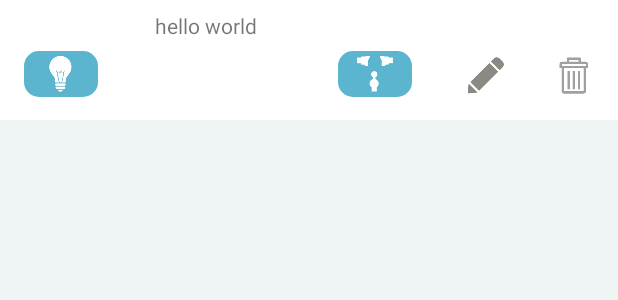
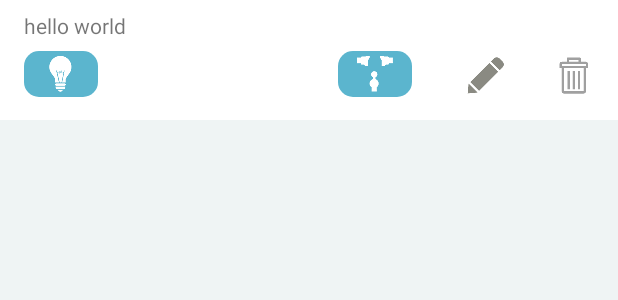
Before and after one commit to rgbetanco/SmartPlug, an Android app: the layout s2_schedule_adapter.xml on its own in the app's theme, with its tools: preview values and no code run, on a phone screen of 412 x 824 dp. Shown: the top 300 px of the screen. Run offline under Robolectric (Android 15) with nearby library versions, the phone set to English and light mode, and no system bars.

Commit message:
- adjust some ui setting

```diff
--- a/app/src/main/java/com/jiee/smartplug/utils/Miscellaneous.java
+++ b/app/src/main/java/com/jiee/smartplug/utils/Miscellaneous.java
@@ -63,7 +63,7 @@ public class Miscellaneous {
 
         for( int dowCurr=0; dowCurr<7; dowCurr++ ) {
             if( (dowFlags & (1<<dowCurr)) != 0 ) {
-                dow += DOWs[dowCurr];
+                dow += " "+DOWs[dowCurr];
             }
         }
 
--- a/app/src/main/res/layout/activity_m2a_item_settings.xml
+++ b/app/src/main/res/layout/activity_m2a_item_settings.xml
@@ -27,6 +27,7 @@
                 android:id="@+id/toolbar_title"
                 android:layout_width="match_parent"
                 android:layout_height="wrap_content"
+                android:textAllCaps="true"
                 android:text="@string/title_deskLamp"
                 android:clickable="false"
                 android:background="@drawable/round_corners_sub_toolbar_green"/>
@@ -95,6 +96,7 @@
                     android:id="@+id/txt_jsname"
                     android:layout_width="wrap_content"
                     android:layout_height="wrap_content"
+                    android:textAllCaps="true"
                     android:hint="@string/title_deskLamp"
                     android:background="@null"
                     />
--- a/app/src/main/res/layout/s2_schedule_adapter.xml
+++ b/app/src/main/res/layout/s2_schedule_adapter.xml
@@ -1,82 +1,94 @@
 <?xml version="1.0" encoding="utf-8"?>
 <LinearLayout xmlns:android="http://schemas.android.com/apk/res/android"
-    android:orientation="horizontal"
+    android:layout_width="match_parent"
+    android:layout_height="wrap_content"
     android:background="@color/white"
-    android:layout_width="match_parent"
-    android:layout_height="wrap_content">
+    android:orientation="vertical">
+
+    <TextView
+        android:id="@+id/txt_timer"
+        android:layout_width="match_parent"
+        android:layout_height="wrap_content"
+        android:layout_marginBottom="7dp"
+        android:layout_marginTop="7dp"
+        android:gravity="left"
+        android:paddingLeft="16dp"
+        android:text="hello world" />
 
     <LinearLayout
-        android:orientation="vertical"
         android:layout_width="match_parent"
-        android:layout_height="wrap_content"
-        android:layout_weight="1"
-        android:background="@null"
-        android:layout_marginBottom="15dp"
-        >
-        <TextView
+        android:layout_height="wrap_content">
+
+        <LinearLayout
             android:layout_width="match_parent"
             android:layout_height="wrap_content"
-            android:layout_marginTop="7dp"
-            android:layout_marginBottom="7dp"
-            android:textAlignment="center"
-            android:id="@+id/txt_timer"
-            android:text="hello world"
-            />
+            android:layout_marginBottom="15dp"
+            android:layout_weight="1"
+            android:background="@null"
+            android:orientation="vertical">
+
+
+            <LinearLayout
+                android:layout_width="match_parent"
+                android:layout_height="match_parent">
+
+                <ImageButton
+                    android:id="@+id/btn_icon"
+                    android:layout_width="wrap_content"
+                    android:layout_height="match_parent"
+                    android:layout_marginLeft="16dp"
+                    android:layout_weight="1"
+                    android:background="@drawable/round_corners_btn_m1_outlet"
+                    android:clickable="false"
+                    android:padding="3dp"
+                    android:src="@drawable/svc_1_small" />
+
+                <TextView
+                    android:id="@+id/txt_service"
+                    android:layout_width="wrap_content"
+                    android:layout_height="match_parent"
+                    android:layout_weight="8"
+                    android:padding="5dp" />
+
+                <ImageButton
+                    android:id="@+id/btn_service"
+                    android:layout_width="wrap_content"
+                    android:layout_height="wrap_content"
+                    android:layout_weight="1"
+                    android:background="@drawable/round_corners_btn_m1_outlet"
+                    android:clickable="false"
+                    android:padding="3dp"
+                    android:src="@drawable/svc_0_small" />
+            </LinearLayout>
+        </LinearLayout>
+
         <LinearLayout
             android:layout_width="match_parent"
-            android:layout_height="match_parent">
+            android:layout_height="wrap_content"
+            android:layout_gravity="bottom"
+            android:layout_marginBottom="13dp"
+            android:layout_marginLeft="20dp"
+            android:layout_weight="2"
+            android:background="@null"
+            android:orientation="horizontal">
+
             <ImageButton
-                android:layout_marginLeft="16dp"
+                android:id="@+id/btn_edit_timer"
+                android:layout_width="match_parent"
+                android:layout_height="wrap_content"
                 android:layout_weight="1"
-                android:clickable="false"
-                android:id="@+id/btn_icon"
-                android:padding="3dp"
-                android:src="@drawable/svc_1_small"
-                android:background="@drawable/round_corners_btn_m1_outlet"
-                android:layout_width="wrap_content"
-                android:layout_height="match_parent" />
-            <TextView
-                android:layout_weight="8"
-                android:padding="5dp"
-                android:id="@+id/txt_service"
-                android:layout_width="wrap_content"
-                android:layout_height="match_parent" />
+                android:background="@null"
+                android:src="@drawable/ic_edit"
+                android:text="1" />
+
             <ImageButton
+                android:id="@+id/btn_delete_timer"
+                android:layout_width="match_parent"
+                android:layout_height="wrap_content"
+                android:layout_alignRight="@+id/btn_edit_timer"
                 android:layout_weight="1"
-                android:clickable="false"
-                android:padding="3dp"
-                android:id="@+id/btn_service"
-                android:src="@drawable/svc_0_small"
-                android:background="@drawable/round_corners_btn_m1_outlet"
-                android:layout_width="wrap_content"
-                android:layout_height="wrap_content" />
+                android:background="@null"
+                android:src="@drawable/ic_delete" />
         </LinearLayout>
     </LinearLayout>
-    <LinearLayout
-        android:orientation="horizontal"
-        android:layout_marginLeft="20dp"
-        android:layout_width="match_parent"
-        android:layout_height="wrap_content"
-        android:layout_gravity="bottom"
-        android:layout_marginBottom="13dp"
-        android:layout_weight="2"
-        android:background="@null">
-        <ImageButton
-            android:id="@+id/btn_edit_timer"
-            android:text="1"
-            android:layout_weight="1"
-            android:layout_width="match_parent"
-            android:src="@drawable/ic_edit"
-            android:background="@null"
-            android:layout_height="wrap_content" />
-        <ImageButton
-            android:id="@+id/btn_delete_timer"
-            android:layout_width="match_parent"
-            android:layout_height="wrap_content"
-            android:layout_weight="1"
-            android:src="@drawable/ic_delete"
-            android:background="@null"
-            android:layout_alignRight="@+id/btn_edit_timer"/>
-    </LinearLayout>
-
 </LinearLayout>
```
Also changed, not shown: app/src/main/java/com/jiee/smartplug/M1.java (+53 -91 lines), app/src/main/java/com/jiee/smartplug/M1SnoozeDialog.java (+68 -62 lines), app/src/main/res/layout/alarmrowlayout.xml (+6 -6 lines), app/src/main/res/values/strings.xml (+10 -10 lines), 2 other files.
